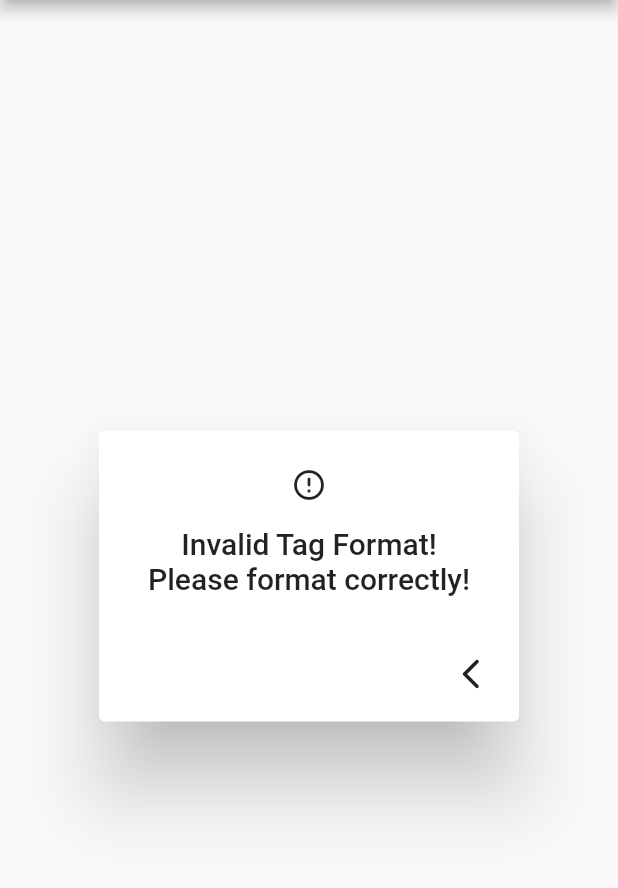
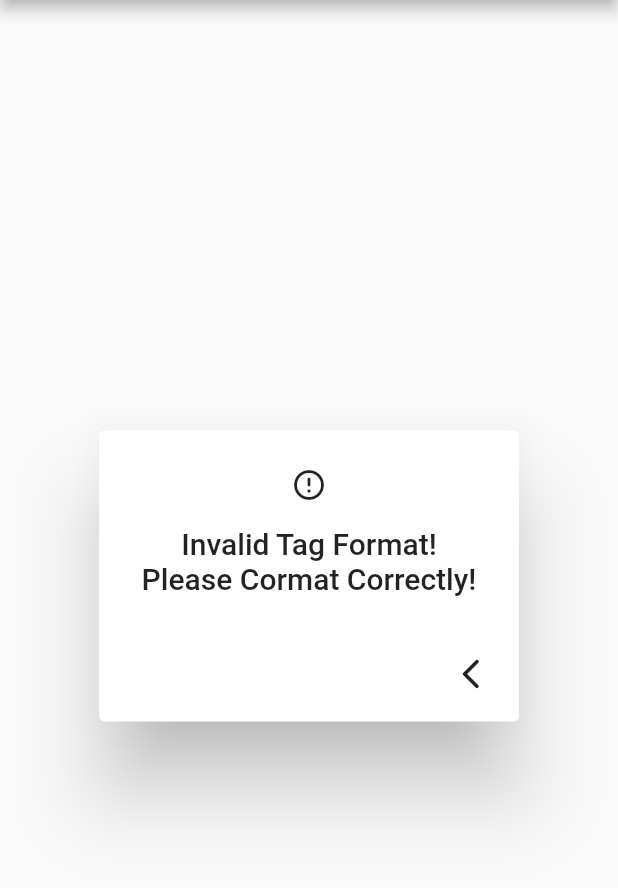
Before and after one commit to Ahmed-Mohiuddin-Shah/nfc_receipt_viewer, a Flutter app: the InvalidTag screen opened directly, on a phone screen of 412 x 824 dp, the part 84-972 px from its top. Run offline on Flutter 3.47's test engine with Material 2 defaults, Android fonts, the phone set to English and light mode, and no system bars; missing offline and left inert: nfc_manager.

Commit message:
Change Button ico in appbar of display tag

```diff
--- a/lib/display_tag.dart
+++ b/lib/display_tag.dart
@@ -32,6 +32,12 @@ class _DisplayTagState extends State<DisplayTag> {
       return Scaffold(
         appBar: AppBar(
           title: const Text('NFC Receipt'),
+          leading: IconButton(
+            onPressed: () {
+              Navigator.of(context).pop();
+            },
+            icon: const Icon(Icons.arrow_back_ios_rounded),
+          ),
         ),
         floatingActionButton: FloatingActionButton(
           onPressed: () {},
--- a/lib/invalid_tag.dart
+++ b/lib/invalid_tag.dart
@@ -13,7 +13,7 @@ class InvalidTag extends StatelessWidget {
       body: Center(
         child: AlertDialog(
           icon: const Icon(Icons.error_outline_rounded),
-          title: const Text("Invalid Tag Format!\nPlease format correctly!"),
+          title: const Text("Invalid Tag Format!\nPlease Cormat Correctly!"),
           actions: [
             IconButton(
                 onPressed: () {
```
